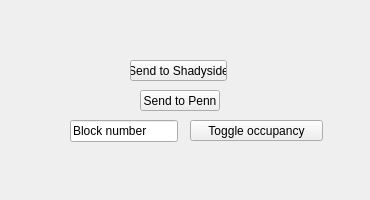
Before: the Qt Designer form TrackController/debug.ui in shamuraii/ECE1140, drawn with Qt 5.
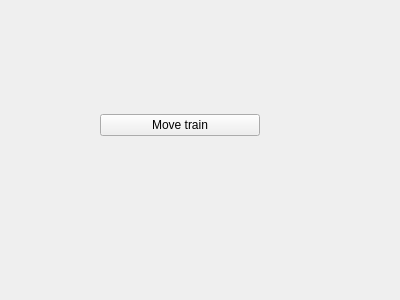
After: the same form once the commit is applied.

```diff
--- a/TrackController/debug.ui
+++ b/TrackController/debug.ui
@@ -6,64 +6,31 @@
    <rect>
     <x>0</x>
     <y>0</y>
-    <width>370</width>
-    <height>200</height>
+    <width>400</width>
+    <height>300</height>
    </rect>
   </property>
   <property name="windowTitle">
    <string>Form</string>
   </property>
-  <widget class="QLineEdit" name="lineEdit">
+  <widget class="QWidget" name="verticalLayoutWidget">
    <property name="geometry">
     <rect>
-     <x>70</x>
-     <y>120</y>
-     <width>108</width>
-     <height>22</height>
+     <x>100</x>
+     <y>20</y>
+     <width>160</width>
+     <height>211</height>
     </rect>
    </property>
-   <property name="text">
-    <string>Block number</string>
-   </property>
-  </widget>
-  <widget class="QPushButton" name="pushButton">
-   <property name="geometry">
-    <rect>
-     <x>190</x>
-     <y>120</y>
-     <width>133</width>
-     <height>21</height>
-    </rect>
-   </property>
-   <property name="text">
-    <string>Toggle occupancy</string>
-   </property>
-  </widget>
-  <widget class="QPushButton" name="pushButton_2">
-   <property name="geometry">
-    <rect>
-     <x>140</x>
-     <y>90</y>
-     <width>80</width>
-     <height>21</height>
-    </rect>
-   </property>
-   <property name="text">
-    <string>Send to Penn</string>
-   </property>
-  </widget>
-  <widget class="QPushButton" name="pushButton_3">
-   <property name="geometry">
-    <rect>
-     <x>130</x>
-     <y>60</y>
-     <width>97</width>
-     <height>21</height>
-    </rect>
-   </property>
-   <property name="text">
-    <string>Send to Shadyside</string>
-   </property>
+   <layout class="QVBoxLayout" name="verticalLayout">
+    <item>
+     <widget class="QPushButton" name="pushButton">
+      <property name="text">
+       <string>Move train</string>
+      </property>
+     </widget>
+    </item>
+   </layout>
   </widget>
  </widget>
  <resources/>
```
